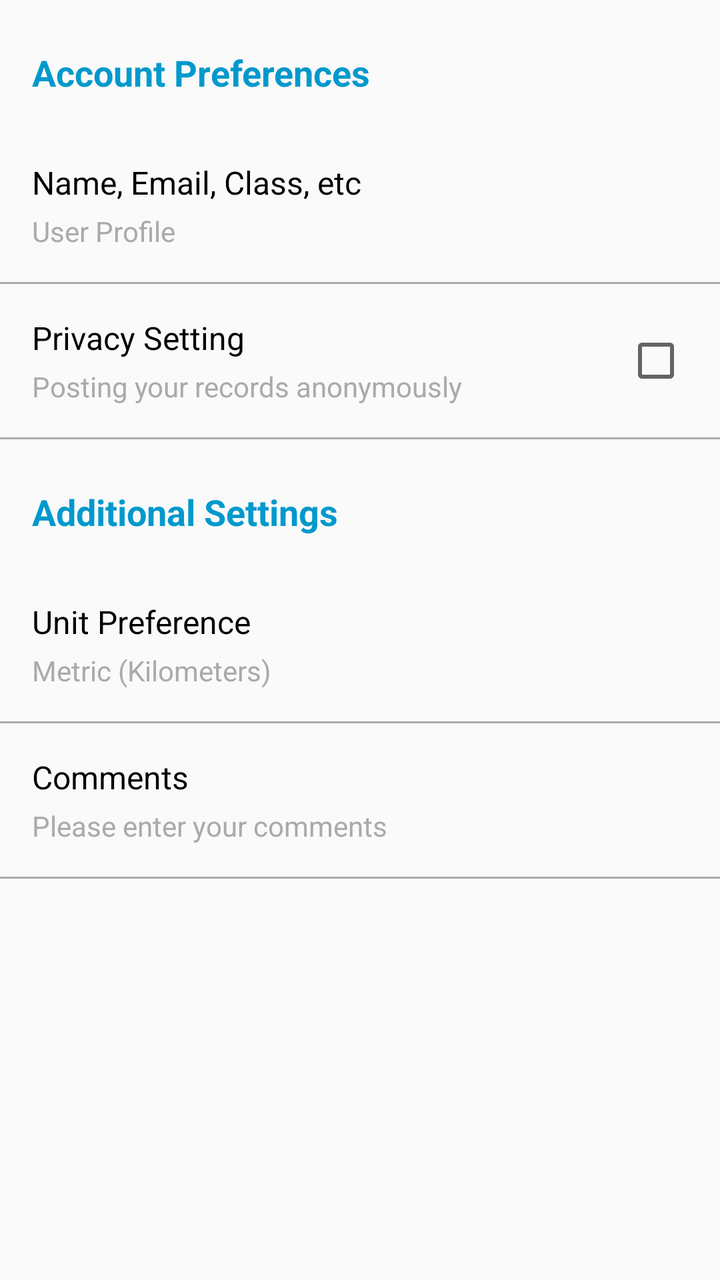
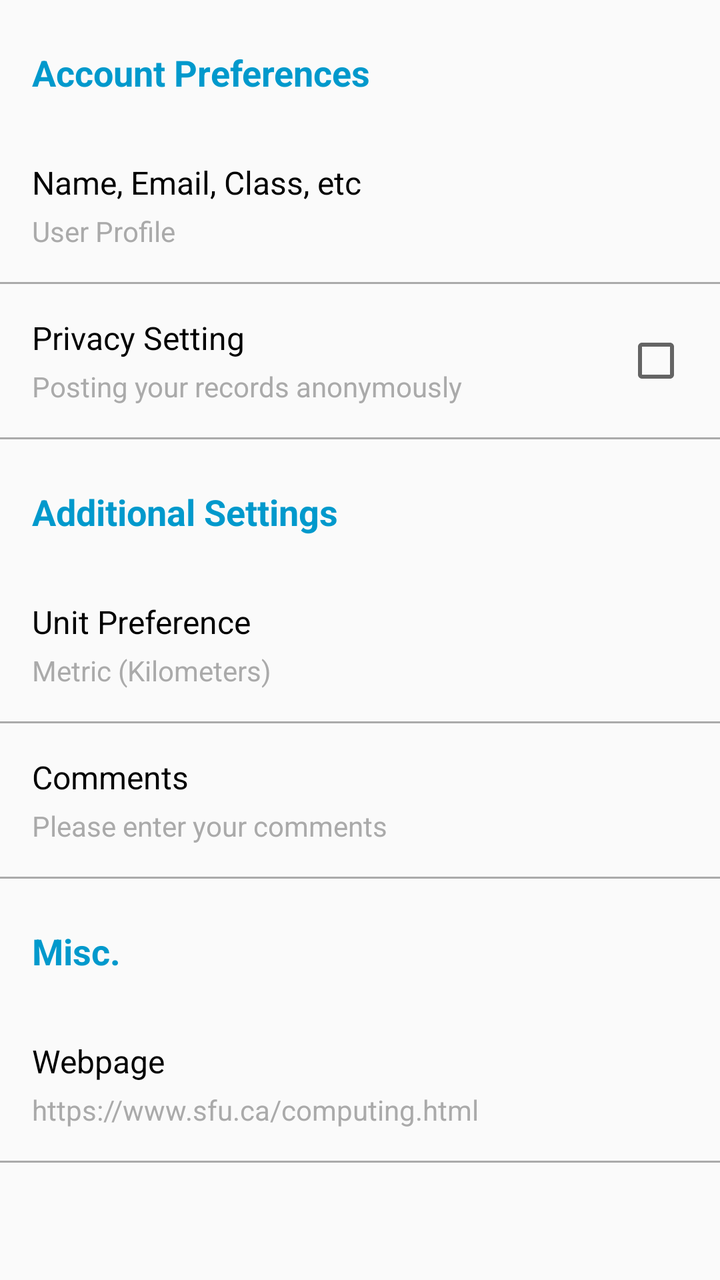

Screens rendered from an Android XML layout before and after an edit, with the pre-edit source and the edit as a unified diff.
<!-- AndroidManifest.xml: application theme Theme.Kunlong_He_MyRuns2 -->
<!-- res/layout/fragment_settings.xml -->
<?xml version="1.0" encoding="utf-8"?>
<ScrollView xmlns:android="http://schemas.android.com/apk/res/android"
    android:layout_width="match_parent"
    android:layout_height="match_parent">

    <LinearLayout
        android:layout_width="match_parent"
        android:layout_height="wrap_content"
        android:orientation="vertical">

        <TextView
            android:layout_width="match_parent"
            android:layout_height="wrap_content"
            android:text="Account Preferences"
            android:textSize="18sp"
            android:textColor="@android:color/holo_blue_dark"
            android:textStyle="bold"
            android:paddingTop="24dp"
            android:paddingBottom="16dp"
            android:paddingStart="16dp"
            android:paddingEnd="16dp" />

        <LinearLayout
            android:id="@+id/userProfileLayout"
            android:layout_width="match_parent"
            android:layout_height="wrap_content"
            android:orientation="vertical"
            android:padding="16dp"
            android:background="?android:attr/selectableItemBackground"
            android:clickable="true"
            android:focusable="true">

            <TextView
                android:layout_width="wrap_content"
                android:layout_height="wrap_content"
                android:text="Name, Email, Class, etc"
                android:textSize="16sp"
                android:textColor="@android:color/black"
                android:paddingBottom="4dp" />

            <TextView
                android:layout_width="wrap_content"
                android:layout_height="wrap_content"
                android:text="User Profile"
                android:textSize="14sp"
                android:textColor="@android:color/darker_gray" />

        </LinearLayout>

        <View
            android:layout_width="match_parent"
            android:layout_height="1dp"
            android:background="@android:color/darker_gray" />

        <LinearLayout
            android:id="@+id/privacySettingLayout"
            android:layout_width="match_parent"
            android:layout_height="wrap_content"
            android:orientation="horizontal"
            android:padding="16dp"
            android:background="?android:attr/selectableItemBackground"
            android:clickable="true"
            android:focusable="true">

            <LinearLayout
                android:layout_width="0dp"
                android:layout_height="wrap_content"
                android:layout_weight="1"
                android:orientation="vertical">

                <TextView
                    android:layout_width="wrap_content"
                    android:layout_height="wrap_content"
                    android:text="Privacy Setting"
                    android:textSize="16sp"
                    android:textColor="@android:color/black"
                    android:paddingBottom="4dp" />

                <TextView
                    android:layout_width="wrap_content"
                    android:layout_height="wrap_content"
                    android:text="Posting your records anonymously"
                    android:textSize="14sp"
                    android:textColor="@android:color/darker_gray" />

            </LinearLayout>

            <CheckBox
                android:id="@+id/privacyCheckBox"
                android:layout_width="wrap_content"
                android:layout_height="wrap_content"
                android:layout_gravity="center_vertical"
                android:clickable="false"
                android:focusable="false" />

        </LinearLayout>

        <View
            android:layout_width="match_parent"
            android:layout_height="1dp"
            android:background="@android:color/darker_gray" />

        <TextView
            android:layout_width="match_parent"
            android:layout_height="wrap_content"
            android:text="Additional Settings"
            android:textSize="18sp"
            android:textColor="@android:color/holo_blue_dark"
            android:textStyle="bold"
            android:paddingTop="24dp"
            android:paddingBottom="16dp"
            android:paddingStart="16dp"
            android:paddingEnd="16dp" />

        <LinearLayout
            android:id="@+id/unitPreferenceLayout"
            android:layout_width="match_parent"
            android:layout_height="wrap_content"
            android:orientation="vertical"
            android:padding="16dp"
            android:background="?android:attr/selectableItemBackground"
            android:clickable="true"
            android:focusable="true">

            <TextView
                android:layout_width="wrap_content"
                android:layout_height="wrap_content"
                android:text="Unit Preference"
                android:textSize="16sp"
                android:textColor="@android:color/black"
                android:paddingBottom="4dp" />

            <TextView
                android:id="@+id/unitDescriptionTextView"
                android:layout_width="wrap_content"
                android:layout_height="wrap_content"
                android:text="Metric (Kilometers)"
                android:textSize="14sp"
                android:textColor="@android:color/darker_gray" />

        </LinearLayout>

        <View
            android:layout_width="match_parent"
            android:layout_height="1dp"
            android:background="@android:color/darker_gray" />

        <LinearLayout
            android:id="@+id/commentsLayout"
            android:layout_width="match_parent"
            android:layout_height="wrap_content"
            android:orientation="vertical"
            android:padding="16dp"
            android:background="?android:attr/selectableItemBackground"
            android:clickable="true"
            android:focusable="true">

            <TextView
                android:layout_width="wrap_content"
                android:layout_height="wrap_content"
                android:text="Comments"
                android:textSize="16sp"
                android:textColor="@android:color/black"
                android:paddingBottom="4dp" />

            <TextView
                android:id="@+id/commentsDescriptionTextView"
                android:layout_width="wrap_content"
                android:layout_height="wrap_content"
                android:text="Please enter your comments"
                android:textSize="14sp"
                android:textColor="@android:color/darker_gray" />

        </LinearLayout>

        <View
            android:layout_width="match_parent"
            android:layout_height="1dp"
            android:background="@android:color/darker_gray" />

    </LinearLayout>

</ScrollView>
<!-- resources referenced by this layout -->
<resources>
  <style name="Theme.Kunlong_He_MyRuns2" parent="Theme.AppCompat.Light.DarkActionBar">
          <item name="colorPrimary">@color/gray_500</item>
          <item name="colorPrimaryDark">@color/gray_700</item>
          <item name="colorAccent">@color/teal_200</item>
      </style>
  <color name="gray_500">#FF607D8B</color>
  <color name="gray_700">#FF455A64</color>
  <color name="teal_200">#FF03DAC5</color>
</resources>

<!-- the commit's change to res/layout/fragment_settings.xml (unified diff, before → after) -->
@@ -178,6 +178,51 @@
             android:layout_height="1dp"
             android:background="@android:color/darker_gray" />
 
+        <TextView
+            android:layout_width="match_parent"
+            android:layout_height="wrap_content"
+            android:text="Misc."
+            android:textSize="18sp"
+            android:textColor="@android:color/holo_blue_dark"
+            android:textStyle="bold"
+            android:paddingTop="24dp"
+            android:paddingBottom="16dp"
+            android:paddingStart="16dp"
+            android:paddingEnd="16dp" />
+
+        <LinearLayout
+            android:id="@+id/webpageLayout"
+            android:layout_width="match_parent"
+            android:layout_height="wrap_content"
+            android:orientation="vertical"
+            android:padding="16dp"
+            android:background="?android:attr/selectableItemBackground"
+            android:clickable="true"
+            android:focusable="true">
+
+            <TextView
+                android:layout_width="wrap_content"
+                android:layout_height="wrap_content"
+                android:text="Webpage"
+                android:textSize="16sp"
+                android:textColor="@android:color/black"
+                android:paddingBottom="4dp" />
+
+            <TextView
+                android:id="@+id/commentsDescriptionTextView"
+                android:layout_width="wrap_content"
+                android:layout_height="wrap_content"
+                android:text="https://www.sfu.ca/computing.html"
+                android:textSize="14sp"
+                android:textColor="@android:color/darker_gray" />
+
+        </LinearLayout>
+
+        <View
+            android:layout_width="match_parent"
+            android:layout_height="1dp"
+            android:background="@android:color/darker_gray" />
+
     </LinearLayout>
 
 </ScrollView>
